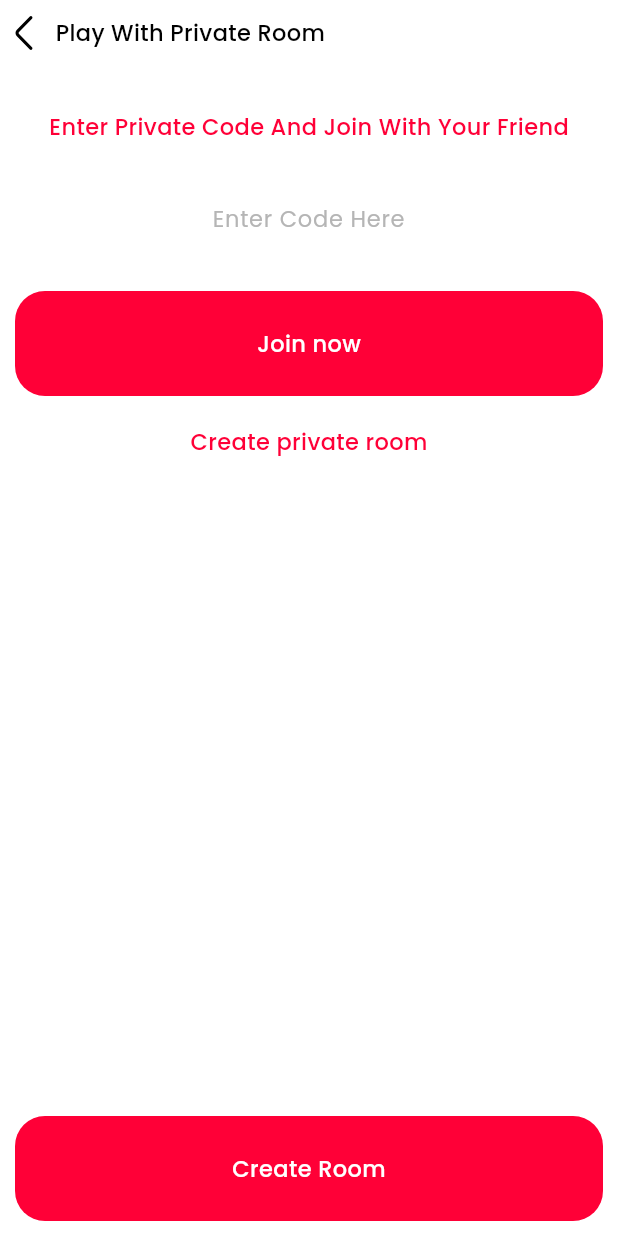
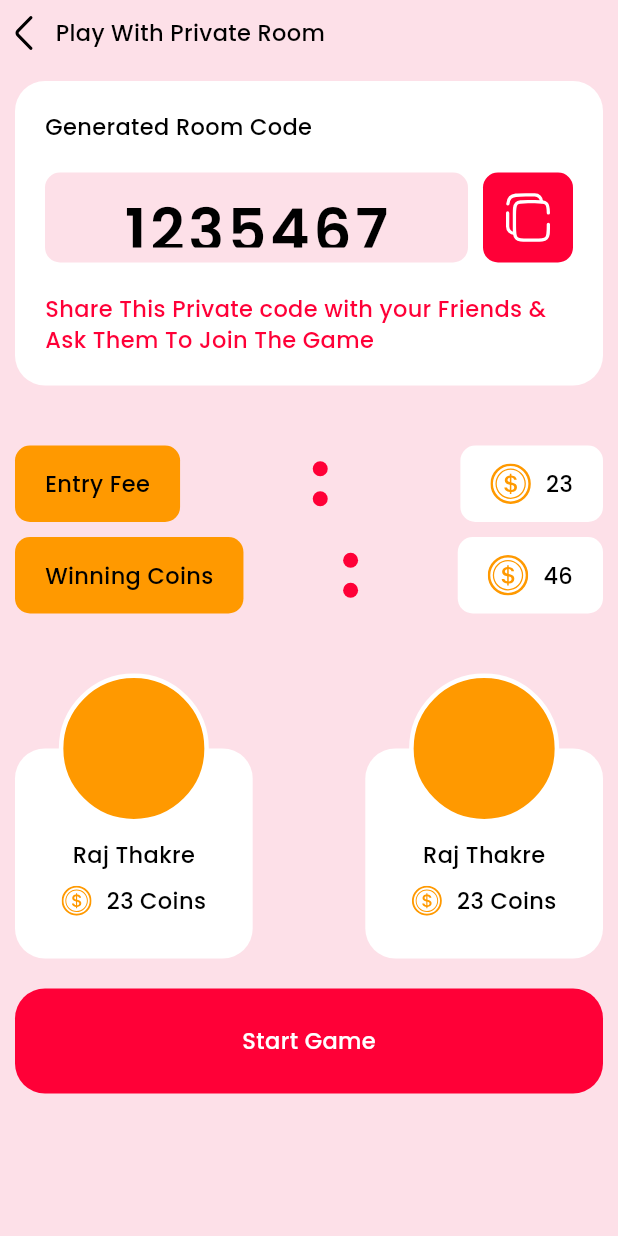
Before and after one commit to raj121276thakre/Tic-Tac-Toe-Flutter, a Flutter app: the screen it shows after launch, after a tap on "Create Room", on a phone screen of 412 x 824 dp. Run offline on Flutter 3.47's test engine with Material 3 defaults, Android fonts, the phone set to English and light mode, and no system bars; our stand-ins replace flutter_svg, get.

Commit message:
2. LobbyPage design done.

```diff
--- /dev/null
+++ b/lib/Components/UserCard.dart
@@ -0,0 +1,63 @@
+import 'package:flutter/material.dart';
+import 'package:flutter_svg/svg.dart';
+import 'package:tik_tac_toe_multiplayer/Configs/AssetsPath.dart';
+
+class UserCard extends StatelessWidget {
+  const UserCard({super.key});
+
+  @override
+  Widget build(BuildContext context) {
+    final w = MediaQuery.of(context).size.width;
+    final h = MediaQuery.of(context).size.height;
+    return   Stack(
+      clipBehavior: Clip.none,
+      children: [
+        Positioned(
+          child: Container(
+            width: w / 2.6,
+            height: 140,
+            decoration: BoxDecoration(
+                color:
+                Theme.of(context).colorScheme.primaryContainer,
+                borderRadius: BorderRadius.circular(20),
+
+            ),
+
+            child: Column(
+              children: [
+                SizedBox(height: 60,),
+                Text("Raj Thakre", style: Theme.of(context).textTheme.bodyMedium,),
+                SizedBox(height: 10,),
+                Row(
+                  mainAxisAlignment: MainAxisAlignment.center,
+                  children: [
+                    SvgPicture.asset(IconsPath.coinIcon, width: 20,),
+                    SizedBox(width: 10,),
+                    Text("23 Coins", style: Theme.of(context).textTheme.bodyMedium,),
+                  ],
+                )
+              ],
+            ),
+          ),
+        ),
+        Positioned(
+          top: -50,
+          left: w / 2.6 / 2 - 50,
+          child: Container(
+            width: 100,
+            height: 100,
+            //color: Colors.red,
+            decoration: BoxDecoration(
+                color: Theme.of(context).colorScheme.secondary,
+                borderRadius: BorderRadius.circular(100),
+                border: Border.all(
+                    color: Theme.of(context).colorScheme.primaryContainer,
+                    width: 3
+                )
+            ),
+          ),
+        ),
+      ],
+    );
+  }
+}
--- a/lib/Configs/PageRoute.dart
+++ b/lib/Configs/PageRoute.dart
@@ -1,9 +1,15 @@
 import 'package:get/get.dart';
 import 'package:tik_tac_toe_multiplayer/Pages/RoomPage/RoomPage.dart';
+import 'package:tik_tac_toe_multiplayer/Pages/LobbyPage/LobbyPage.dart';
 
 var pages = [
   GetPage(
     name: "/room",
     page: () => RoomPage(),
-  )
+  ),
+
+  GetPage(
+    name: "/lobby",
+    page: () => LobbyPage(),
+  ),
 ];
--- a/lib/Configs/Theme.dart
+++ b/lib/Configs/Theme.dart
@@ -20,8 +20,8 @@ var lightTheme = ThemeData(
   colorScheme: const ColorScheme.light(
     primary: primaryColor,
     secondary: secondaryColor,
-    background: bgColor,
-    onBackground: fontColor,
+    surface: bgColor,
+    onSurface: fontColor,
     primaryContainer: containerColor,
     onPrimaryContainer: labelColor,
   ),
--- /dev/null
+++ b/lib/Pages/GamePAge/GamePage.dart
@@ -0,0 +1,14 @@
+import 'package:flutter/material.dart';
+
+class Gamepage extends StatelessWidget {
+  const Gamepage({super.key});
+
+  @override
+  Widget build(BuildContext context) {
+    return Scaffold(
+      body: Center(
+        child: Text("Game Page"),
+      ),
+    );
+  }
+}
--- a/lib/Pages/LobbyPage/LobbyPage.dart
+++ b/lib/Pages/LobbyPage/LobbyPage.dart
@@ -0,0 +1,68 @@
+import 'package:flutter/material.dart';
+import 'package:flutter_svg/svg.dart';
+import 'package:get/get.dart';
+import 'package:get/get_core/src/get_main.dart';
+import 'package:tik_tac_toe_multiplayer/Components/PrimaryButton.dart';
+import 'package:tik_tac_toe_multiplayer/Components/UserCard.dart';
+import 'package:tik_tac_toe_multiplayer/Configs/AssetsPath.dart';
+import 'package:tik_tac_toe_multiplayer/Pages/GamePAge/GamePage.dart';
+import 'package:tik_tac_toe_multiplayer/Pages/LobbyPage/Widgets/PricingArea.dart';
+import 'package:tik_tac_toe_multiplayer/Pages/LobbyPage/Widgets/RoomInfo.dart';
+
+class LobbyPage extends StatelessWidget {
+  const LobbyPage({super.key});
+
+  @override
+  Widget build(BuildContext context) {
+    final w = MediaQuery.of(context).size.width;
+    final h = MediaQuery.of(context).size.height;
+    return Scaffold(
+        body: SafeArea(
+      child: Padding(
+        padding: const EdgeInsets.all(10),
+        child: SingleChildScrollView(
+          child: Column(
+            children: [
+              Row(
+                children: [
+                  SvgPicture.asset(IconsPath.backIcon),
+                  SizedBox(
+                    width: 15,
+                  ),
+                  Text(
+                    "Play With Private Room",
+                    style: Theme.of(context).textTheme.bodyMedium,
+                  ),
+                ],
+              ),
+              SizedBox(
+                height: 20,
+              ),
+              RoomInfo(roomCode: "1235467"),
+              SizedBox(
+                height: 40,
+              ),
+              PricingArea(),
+              SizedBox(
+                height: 90,
+              ),
+              Row(
+                mainAxisAlignment: MainAxisAlignment.spaceBetween,
+                children: [
+                  UserCard(),
+                  UserCard(),
+                ],
+              ),
+              SizedBox(
+                height: 20,
+              ),
+              PrimaryButton(buttonText: "Start Game", onTap: (){
+                Get.to(()=>Gamepage());
+              })
+            ],
+          ),
+        ),
+      ),
+    ));
+  }
+}
--- /dev/null
+++ b/lib/Pages/LobbyPage/Widgets/PricingArea.dart
@@ -0,0 +1,124 @@
+import 'package:flutter/material.dart';
+import 'package:flutter_svg/svg.dart';
+import 'package:tik_tac_toe_multiplayer/Configs/AssetsPath.dart';
+
+class PricingArea extends StatelessWidget {
+  const PricingArea({super.key});
+
+  @override
+  Widget build(BuildContext context) {
+    return Column(
+      children: [
+        Row(
+          mainAxisAlignment: MainAxisAlignment.spaceBetween,
+          children: [
+            //Entry fee
+            Container(
+              padding: EdgeInsets.symmetric(horizontal: 20, vertical: 15),
+              decoration: BoxDecoration(
+                  borderRadius: BorderRadius.circular(10),
+                  color: Theme.of(context).colorScheme.secondary),
+              child: Row(
+                children: [
+                  Text("Entry Fee"),
+                ],
+              ),
+            ),
+            Column(
+              children: [
+                Container(
+                  width: 10,
+                  height: 10,
+                  decoration: BoxDecoration(
+                      borderRadius: BorderRadius.circular(100),
+                      color: Theme.of(context).colorScheme.primary
+                  ),
+                ),
+                SizedBox(height: 10,),
+                Container(
+                  width: 10,
+                  height: 10,
+                  decoration: BoxDecoration(
+                      borderRadius: BorderRadius.circular(100),
+                      color: Theme.of(context).colorScheme.primary
+                  ),
+                ),
+              ],
+            ),
+//:
+            Container(
+              padding: EdgeInsets.symmetric(horizontal: 20, vertical: 12),
+              decoration: BoxDecoration(
+                  borderRadius: BorderRadius.circular(10),
+                  color: Theme.of(context).colorScheme.primaryContainer),
+              child: Row(
+                children: [
+                  SvgPicture.asset(IconsPath.coinIcon),
+                  SizedBox(width: 10,),
+                  Text("23"),
+                ],
+              ),
+            )
+          ],
+        ),
+        SizedBox(
+          height: 10,
+        ),
+
+        // second row
+        Row(
+          mainAxisAlignment: MainAxisAlignment.spaceBetween,
+          children: [
+            //Entry fee
+            Container(
+              padding: EdgeInsets.symmetric(horizontal: 20, vertical: 15),
+              decoration: BoxDecoration(
+                  borderRadius: BorderRadius.circular(10),
+                  color: Theme.of(context).colorScheme.secondary),
+              child: Row(
+                children: [
+                  Text("Winning Coins"),
+                ],
+              ),
+            ),
+            Column(
+              children: [
+                Container(
+                  width: 10,
+                  height: 10,
+                  decoration: BoxDecoration(
+                      borderRadius: BorderRadius.circular(100),
+                      color: Theme.of(context).colorScheme.primary
+                  ),
+                ),
+                SizedBox(height: 10,),
+                Container(
+                  width: 10,
+                  height: 10,
+                  decoration: BoxDecoration(
+                      borderRadius: BorderRadius.circular(100),
+                      color: Theme.of(context).colorScheme.primary
+                  ),
+                ),
+              ],
+            ),
+//:
+            Container(
+              padding: EdgeInsets.symmetric(horizontal: 20, vertical: 12),
+              decoration: BoxDecoration(
+                  borderRadius: BorderRadius.circular(10),
+                  color: Theme.of(context).colorScheme.primaryContainer),
+              child: Row(
+                children: [
+                  SvgPicture.asset(IconsPath.coinIcon),
+                  SizedBox(width: 10,),
+                  Text("46"),
+                ],
+              ),
+            )
+          ],
+        )
+      ],
+    );
+  }
+}
--- /dev/null
+++ b/lib/Pages/LobbyPage/Widgets/RoomInfo.dart
@@ -0,0 +1,88 @@
+import 'package:flutter/material.dart';
+import 'package:flutter_svg/svg.dart';
+import 'package:tik_tac_toe_multiplayer/Configs/AssetsPath.dart';
+
+class RoomInfo extends StatelessWidget {
+  final String roomCode;
+
+  const RoomInfo({super.key, required this.roomCode});
+
+  @override
+  Widget build(BuildContext context) {
+    return Container(
+      padding: EdgeInsets.all(20),
+      decoration: BoxDecoration(
+        color: Theme.of(context).colorScheme.primaryContainer,
+        borderRadius: BorderRadius.circular(20),
+      ),
+      child: Row(
+        children: [
+          Expanded(
+            child: Column(
+              children: [
+                Row(
+                  children: [
+                    Text("Generated Room Code"),
+                  ],
+                ),
+                SizedBox(
+                  height: 20,
+                ),
+                Row(
+                  children: [
+                    Expanded(
+                        child: Container(
+                          height: 60,
+                          padding: EdgeInsets.all(10),
+                          decoration: BoxDecoration(
+                            color: Theme.of(context).colorScheme.surface,
+                            borderRadius: BorderRadius.circular(10),
+                          ),
+                      child: Row(
+                        mainAxisAlignment: MainAxisAlignment.center,
+                        children: [
+                          Text(
+                            roomCode,
+                            style: TextStyle(
+                                fontSize: 40,
+                                letterSpacing: 2.4,
+                                fontFamily: "Poppins",
+                                fontWeight: FontWeight.w600,
+
+                            ),
+                          ),
+                        ],
+                      ),
+                    )),
+                    SizedBox(
+                      width: 10,
+                    ),
+                    Container(
+                      padding: EdgeInsets.all(13),
+                      height: 60,
+                      width: 60,
+                      decoration: BoxDecoration(
+                          borderRadius: BorderRadius.circular(10),
+                          color: Theme.of(context).colorScheme.primary),
+                      child: SvgPicture.asset(IconsPath.copyIcon),
+                    ),
+                  ],
+                ),
+                SizedBox(
+                  height: 20,
+                ),
+                Text(
+                  "Share This Private code with your Friends & Ask Them To Join The Game",
+                  style: Theme.of(context)
+                      .textTheme
+                      .bodyMedium
+                      ?.copyWith(color: Theme.of(context).colorScheme.primary),
+                ),
+              ],
+            ),
+          ),
+        ],
+      ),
+    );
+  }
+}
--- a/lib/Pages/RoomPage/RoomPage.dart
+++ b/lib/Pages/RoomPage/RoomPage.dart
@@ -1,7 +1,10 @@
 import 'package:flutter/material.dart';
 import 'package:flutter_svg/flutter_svg.dart';
+import 'package:get/get.dart';
+import 'package:get/get_core/src/get_main.dart';
 import 'package:tik_tac_toe_multiplayer/Components/PrimaryButton.dart';
 import 'package:tik_tac_toe_multiplayer/Configs/AssetsPath.dart';
+import 'package:tik_tac_toe_multiplayer/Pages/LobbyPage/LobbyPage.dart';
 
 class RoomPage extends StatelessWidget {
   const RoomPage({super.key});
@@ -66,7 +69,9 @@ class RoomPage extends StatelessWidget {
                   ?.copyWith(color: Theme.of(context).colorScheme.primary),
             ),
             Spacer(),
-            PrimaryButton(buttonText: "Create Room", onTap: () {}),
+            PrimaryButton(buttonText: "Create Room", onTap: () {
+              Get.to(LobbyPage());
+            }),
           ],
         ),
       ),
```
